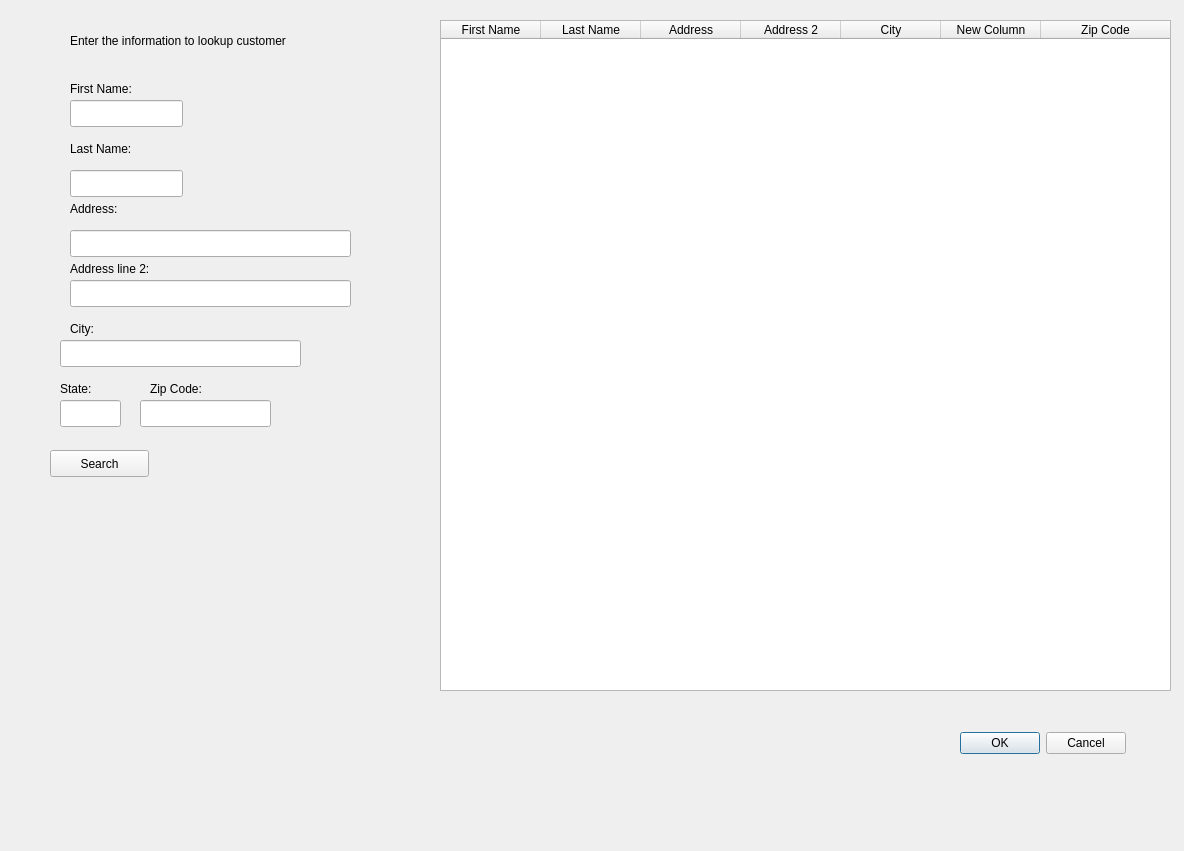
Qt form venv/bin/UI/customerSearch.ui (nervousemu/Why-Not) before a commit.
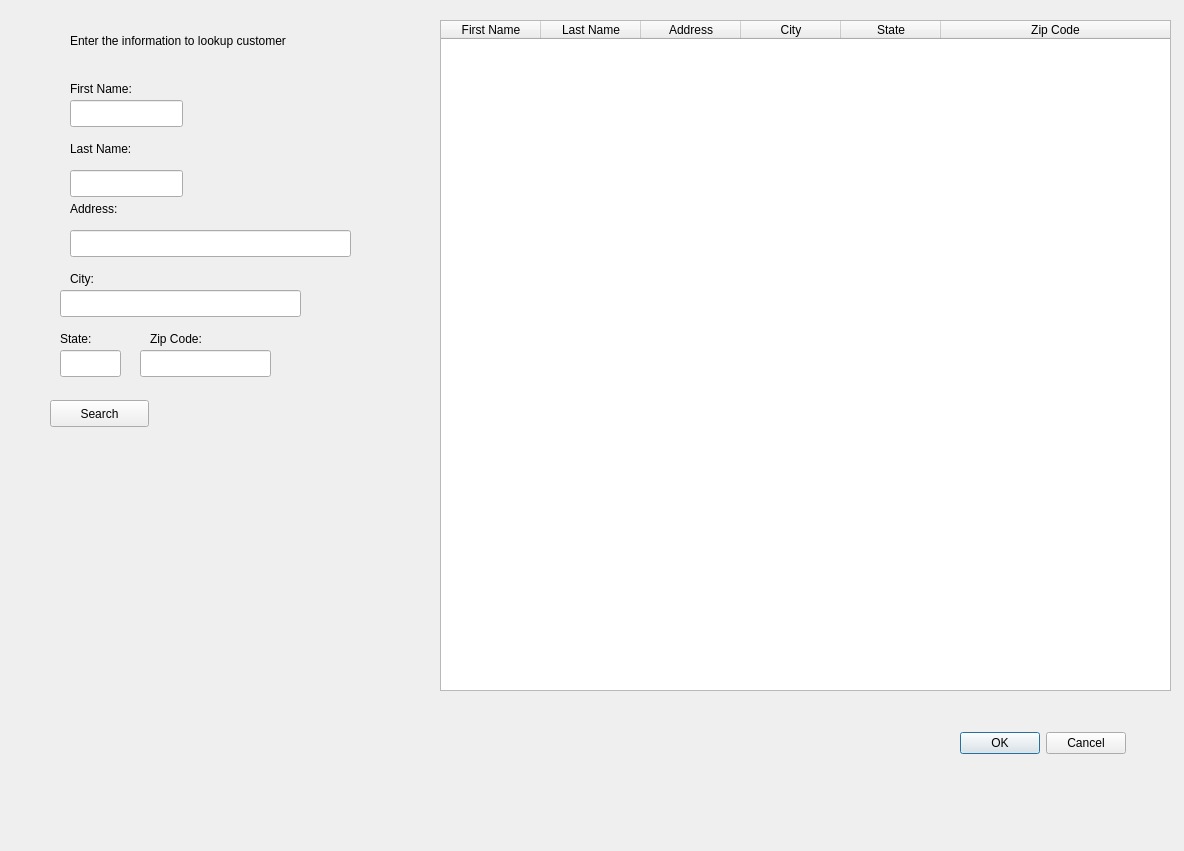
The same form after that commit.

The edit to the form file:
```diff
--- a/venv/bin/UI/customerSearch.ui
+++ b/venv/bin/UI/customerSearch.ui
@@ -99,7 +99,7 @@
    <property name="geometry">
     <rect>
      <x>50</x>
-     <y>450</y>
+     <y>400</y>
      <width>99</width>
      <height>27</height>
     </rect>
@@ -121,34 +121,11 @@
     <set>QDialogButtonBox::Cancel|QDialogButtonBox::Ok</set>
    </property>
   </widget>
-  <widget class="QLabel" name="label_5">
-   <property name="geometry">
-    <rect>
-     <x>70</x>
-     <y>260</y>
-     <width>111</width>
-     <height>17</height>
-    </rect>
-   </property>
-   <property name="text">
-    <string>Address line 2:</string>
-   </property>
-  </widget>
-  <widget class="QLineEdit" name="address2Edit">
-   <property name="geometry">
-    <rect>
-     <x>70</x>
-     <y>280</y>
-     <width>281</width>
-     <height>27</height>
-    </rect>
-   </property>
-  </widget>
   <widget class="QLabel" name="label_6">
    <property name="geometry">
     <rect>
      <x>70</x>
-     <y>320</y>
+     <y>270</y>
      <width>68</width>
      <height>17</height>
     </rect>
@@ -161,7 +138,7 @@
    <property name="geometry">
     <rect>
      <x>60</x>
-     <y>340</y>
+     <y>290</y>
      <width>241</width>
      <height>27</height>
     </rect>
@@ -171,7 +148,7 @@
    <property name="geometry">
     <rect>
      <x>60</x>
-     <y>380</y>
+     <y>330</y>
      <width>68</width>
      <height>17</height>
     </rect>
@@ -184,7 +161,7 @@
    <property name="geometry">
     <rect>
      <x>60</x>
-     <y>400</y>
+     <y>350</y>
      <width>61</width>
      <height>27</height>
     </rect>
@@ -194,7 +171,7 @@
    <property name="geometry">
     <rect>
      <x>150</x>
-     <y>380</y>
+     <y>330</y>
      <width>68</width>
      <height>17</height>
     </rect>
@@ -207,7 +184,7 @@
    <property name="geometry">
     <rect>
      <x>140</x>
-     <y>400</y>
+     <y>350</y>
      <width>131</width>
      <height>27</height>
     </rect>
@@ -222,6 +199,15 @@
      <height>671</height>
     </rect>
    </property>
+   <property name="editTriggers">
+    <set>QAbstractItemView::NoEditTriggers</set>
+   </property>
+   <property name="rowCount">
+    <number>0</number>
+   </property>
+   <property name="columnCount">
+    <number>6</number>
+   </property>
    <attribute name="horizontalHeaderStretchLastSection">
     <bool>true</bool>
    </attribute>
@@ -240,11 +226,6 @@
      <string>Address</string>
     </property>
    </column>
-   <column>
-    <property name="text">
-     <string>Address 2</string>
-    </property>
-   </column>
    <column>
     <property name="text">
      <string>City</string>
@@ -252,7 +233,7 @@
    </column>
    <column>
     <property name="text">
-     <string>New Column</string>
+     <string>State</string>
     </property>
    </column>
    <column>
```
